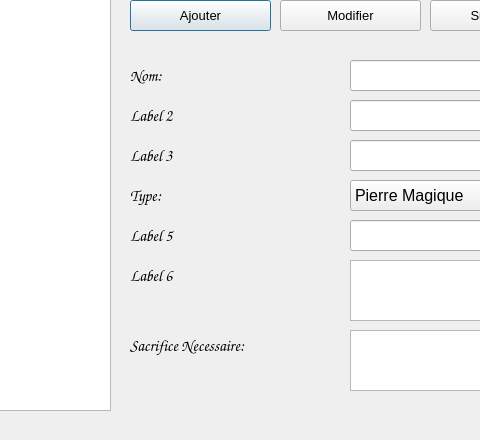
The window that INTERFACEGRAPHIQUE/UI/Admin.ui (SCP-8530/Magasin-Cartage) describes before a commit, drawn with Qt 5; both pictures show x 300 to 780 and y 180 to 620 of the 894 by 620 pixel window.
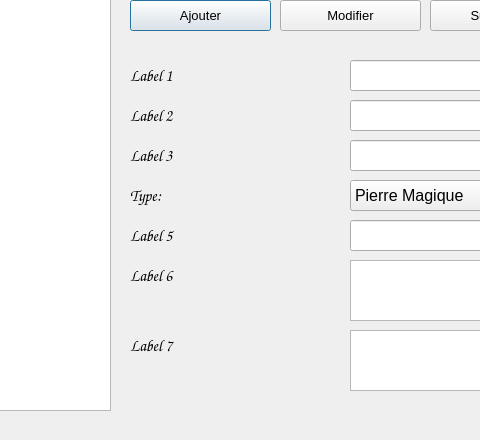
The same window after the commit.

Patch:
```diff
--- a/INTERFACEGRAPHIQUE/UI/Admin.ui
+++ b/INTERFACEGRAPHIQUE/UI/Admin.ui
@@ -218,7 +218,7 @@
     </font>
    </property>
    <property name="text">
-    <string>Nom:</string>
+    <string>Label 1</string>
    </property>
   </widget>
   <widget class="QLineEdit" name="lineEdit1">
@@ -392,7 +392,7 @@
     </font>
    </property>
    <property name="text">
-    <string>Sacrifice Necessaire:</string>
+    <string>Label 7</string>
    </property>
   </widget>
   <widget class="QComboBox" name="comboBox4">
```
